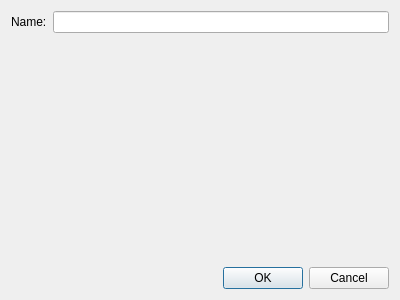
The window that guidata/behaviorSettings.ui (RudolfVonKrugstein/SpriteSheet-Creator) describes before a commit, drawn with Qt 5.
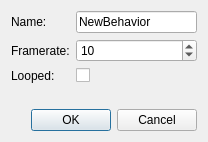
The same window after the commit.

Commit message: Changed behavior list to editable table, added behavior settings dialog

The edit to the form file:
```diff
--- a/guidata/behaviorSettings.ui
+++ b/guidata/behaviorSettings.ui
@@ -6,8 +6,8 @@
    <rect>
     <x>0</x>
     <y>0</y>
-    <width>400</width>
-    <height>300</height>
+    <width>208</width>
+    <height>142</height>
    </rect>
   </property>
   <property name="windowTitle">
@@ -17,7 +17,11 @@
    <item>
     <layout class="QFormLayout" name="formLayout">
      <item row="0" column="1">
-      <widget class="QLineEdit" name="name"/>
+      <widget class="QLineEdit" name="name">
+       <property name="text">
+        <string>NewBehavior</string>
+       </property>
+      </widget>
      </item>
      <item row="0" column="0">
       <widget class="QLabel" name="label">
@@ -26,6 +30,37 @@
        </property>
       </widget>
      </item>
+     <item row="1" column="0">
+      <widget class="QLabel" name="label_2">
+       <property name="text">
+        <string>Framerate:</string>
+       </property>
+      </widget>
+     </item>
+     <item row="1" column="1">
+      <widget class="QSpinBox" name="framerate">
+       <property name="minimum">
+        <number>1</number>
+       </property>
+       <property name="value">
+        <number>10</number>
+       </property>
+      </widget>
+     </item>
+     <item row="2" column="0">
+      <widget class="QLabel" name="loopedLabel">
+       <property name="text">
+        <string>Looped:</string>
+       </property>
+      </widget>
+     </item>
+     <item row="2" column="1">
+      <widget class="QCheckBox" name="looped">
+       <property name="text">
+        <string/>
+       </property>
+      </widget>
+     </item>
     </layout>
    </item>
    <item>
```
The commit also changes 10 other files.
